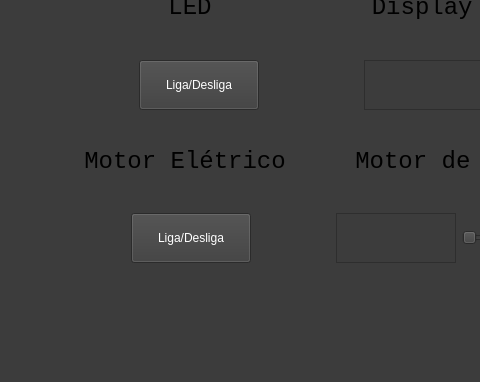
Old version of the form lib/ui/areadecontrole.ui in the repository lucasfturos/TCC-Controle-de-Maquina; both pictures show x 0 to 480 and y 98 to 480 of the 640 by 480 pixel window.
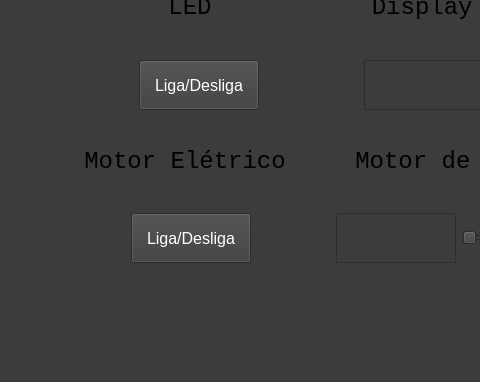
New version of the form.

Commit message: Definindo tamanho e tipo de fonte da UI

```diff
--- a/lib/ui/areadecontrole.ui
+++ b/lib/ui/areadecontrole.ui
@@ -134,6 +134,11 @@
              <height>60</height>
             </size>
            </property>
+           <property name="font">
+            <font>
+             <pointsize>12</pointsize>
+            </font>
+           </property>
            <property name="styleSheet">
             <string notr="true">backgroud-color: #3c3c3c;
 color: #fff;</string>
@@ -289,6 +294,11 @@
              <height>60</height>
             </size>
            </property>
+           <property name="font">
+            <font>
+             <pointsize>12</pointsize>
+            </font>
+           </property>
            <property name="styleSheet">
             <string notr="true">backgroud-color: #3c3c3c;
 color: #fff;</string>
```
Left out of the diff: 5 changed lines with no effect on the pictures. The commit also changes 1 other file.
